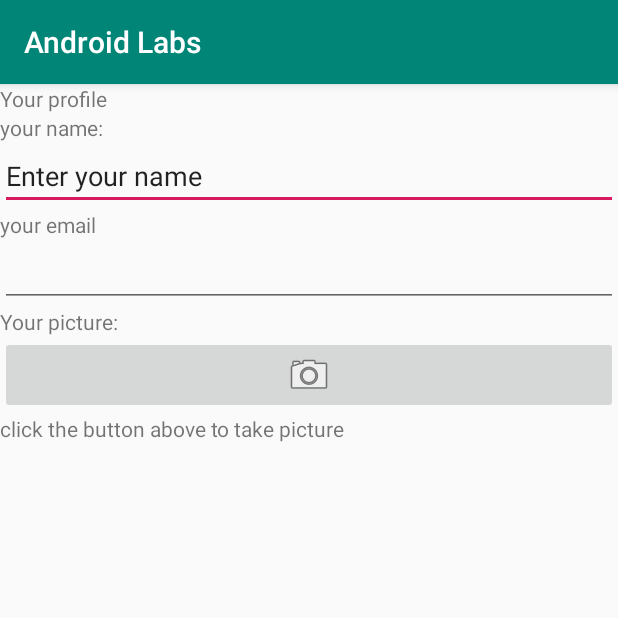
After one commit to le000166/CST2335, an Android app: the ProfileActivity screen opened directly, with no data from a screen before it, on a phone screen of 412 x 824 dp, the top half of it. The commit adds this screen. Run offline under Robolectric (Android 15) with nearby library versions, the phone set to English and light mode, and no system bars.

Commit message:
Finished lab 3

```diff
--- a/app/src/main/AndroidManifest.xml
+++ b/app/src/main/AndroidManifest.xml
@@ -1,7 +1,8 @@
 <?xml version="1.0" encoding="utf-8"?>
 <manifest xmlns:android="http://schemas.android.com/apk/res/android"
     package="com.example.androidlabs">
-
+    <uses-feature android:name="android.hardware.camera" android:required="true" />
+    <uses-permission android:name="android.permission.WRITE_EXTERNAL_STORAGE" />
     <application
         android:allowBackup="true"
         android:icon="@mipmap/ic_launcher"
@@ -9,6 +10,7 @@
         android:roundIcon="@mipmap/ic_launcher_round"
         android:supportsRtl="true"
         android:theme="@style/AppTheme">
+        <activity android:name=".ProfileActivity"/>
         <activity android:name=".MainActivity">
             <intent-filter>
                 <action android:name="android.intent.action.MAIN" />
--- /dev/null
+++ b/app/src/main/java/com/example/androidlabs/ProfileActivity.java
@@ -0,0 +1,62 @@
+package com.example.androidlabs;
+
+import android.util.Log;
+import android.content.Intent;
+import android.graphics.Bitmap;
+import android.os.Bundle;
+import android.provider.MediaStore;
+import android.widget.ImageButton;
+import android.widget.EditText;
+
+import android.widget.TextView;
+
+import androidx.appcompat.app.AppCompatActivity;
+
+public class ProfileActivity extends AppCompatActivity {
+    public static final String ACTIVITY_NAME = "activity_profile";
+
+    private static final int REQUEST_IMAGE_CAPTURE = 1;
+    private ImageButton mImageButton;
+
+    @Override
+    protected void onCreate(Bundle savedInstanceState) {
+        super.onCreate(savedInstanceState);
+        setContentView(R.layout.activity_profile);
+
+        Intent dataFromPreviousPage = getIntent();
+        String emailFromPage1 = dataFromPreviousPage.getStringExtra("typedEmail");
+        EditText typedEmail = findViewById(R.id.editText4);
+        typedEmail.setText(emailFromPage1);
+
+        //getting the imageButton
+        ImageButton mImageButton = (ImageButton)findViewById(R.id.imageButton4);
+
+        if(mImageButton != null){
+            mImageButton.setOnClickListener(clk -> {
+                dispatchTakePictureIntent();
+            }); // end clickListener
+        }
+
+        Log.e(ACTIVITY_NAME, "we're logging from oncreate() method!");
+    }
+
+    private void dispatchTakePictureIntent() {
+        Intent takePictureIntent = new Intent(MediaStore.ACTION_IMAGE_CAPTURE);
+        if (takePictureIntent.resolveActivity(getPackageManager()) != null) {
+            startActivityForResult(takePictureIntent, REQUEST_IMAGE_CAPTURE);
+        }
+    }
+
+    //don't get the parameters part and the super part
+    @Override
+    protected void onActivityResult(int requestCode, int resultCode, Intent data) {
+        super.onActivityResult(requestCode, resultCode, data);
+        if (requestCode == REQUEST_IMAGE_CAPTURE && resultCode == RESULT_OK) {
+            Bundle extras = data.getExtras();
+            Bitmap imageBitmap = (Bitmap) extras.get("data");
+            mImageButton.setImageBitmap(imageBitmap);
+        }
+        Log.e(ACTIVITY_NAME, "we're logging from onActivityResult() method!");
+    }
+
+}
--- a/app/src/main/res/layout/activity_main.xml
+++ b/app/src/main/res/layout/activity_main.xml
@@ -50,7 +50,6 @@
             android:id="@+id/imageButton"
             android:layout_width="234dp"
             android:layout_height="wrap_content"
-            android:contentDescription="@string/image_description"
             app:srcCompat="@drawable/flag" />
 
         <Switch
--- a/app/src/main/res/layout/activity_main_relative.xml
+++ b/app/src/main/res/layout/activity_main_relative.xml
@@ -10,6 +10,7 @@
         android:layout_height="wrap_content"
         android:text="@string/text_view"
         android:textSize="30dp"
+        android:layout_alignParentTop="true"
         />
 
     <Button
--- /dev/null
+++ b/app/src/main/res/layout/activity_profile.xml
@@ -0,0 +1,61 @@
+<?xml version="1.0" encoding="utf-8"?>
+<LinearLayout xmlns:android="http://schemas.android.com/apk/res/android"
+    xmlns:app="http://schemas.android.com/apk/res-auto"
+    xmlns:tools="http://schemas.android.com/tools"
+    android:layout_width="match_parent"
+    android:layout_height="match_parent"
+    android:orientation="vertical">
+
+    <TextView
+        android:id="@+id/textView5"
+        android:layout_width="match_parent"
+        android:layout_height="wrap_content"
+        android:text="@string/textView3" />
+
+    <TextView
+        android:id="@+id/textView7"
+        android:layout_width="match_parent"
+        android:layout_height="wrap_content"
+        android:text="@string/textView4" />
+
+    <EditText
+        android:id="@+id/editText3"
+        android:layout_width="match_parent"
+        android:layout_height="wrap_content"
+        android:ems="10"
+        android:inputType="textPersonName"
+        android:text="@string/editText2" />
+
+    <TextView
+        android:id="@+id/textView8"
+        android:layout_width="match_parent"
+        android:layout_height="wrap_content"
+        android:text="@string/textView5" />
+
+    <EditText
+        android:id="@+id/editText4"
+        android:layout_width="match_parent"
+        android:layout_height="wrap_content"
+        android:ems="10"
+        android:inputType="textEmailAddress"
+        android:text="@string/editText3" />
+
+    <TextView
+        android:id="@+id/textView9"
+        android:layout_width="match_parent"
+        android:layout_height="wrap_content"
+        android:text="@string/textView6" />
+
+    <ImageButton
+        android:id="@+id/imageButton4"
+        android:layout_width="match_parent"
+        android:layout_height="wrap_content"
+        android:src="@android:drawable/ic_menu_camera"/>
+
+    <TextView
+        android:id="@+id/textView10"
+        android:layout_width="match_parent"
+        android:layout_height="wrap_content"
+        android:text="@string/textView7" />
+
+</LinearLayout>
--- a/app/src/main/res/values/strings.xml
+++ b/app/src/main/res/values/strings.xml
@@ -1,7 +1,5 @@
 <resources>
-<!--    <string name="app_name">Android Labs</string>-->
-<!--    <string name="hello_message">Look at my GUI</string>-->
-<!--    <string name="ButtonText">CLICK HERE</string>-->
+    <!--Lab 1-->
     <string name="app_name">Android Labs</string>
     <string name="text_view">Look at my GUI</string>
     <string name="button_text">CLICK HERE</string>
@@ -10,4 +8,18 @@
     <string name="edit_text">Type here</string>
     <string name="image_description">Flag Canada</string>
 
+    <!--Login Page-->
+    <string name="textView1">Enter your email address:</string>
+    <string name="editText1">Type email here</string>
+    <string name="textView2">Type your password:</string>
+    <string name="button1">Login</string>
+
+    <!--Profile Page-->
+    <string name="textView3">Your profile</string>
+    <string name="textView4">your name:</string>
+    <string name="editText2">Enter your name</string>
+    <string name="textView5">your email</string>
+    <string name="editText3">Enter your email</string>
+    <string name="textView6">Your picture:</string>
+    <string name="textView7">click the button above to take picture</string>
 </resources>
```
Also changed, not shown: app/build.gradle (+9 -5 lines), app/src/main/java/com/example/androidlabs/MainActivity.java (+49 -1 lines), app/src/main/res/layout/activity_login.xml (added, +43 -0 lines), app/src/main/res/layout/activity_main_linear.xml (+9 -15 lines), app/src/main/res/drawable-v24/flag.png (added), app/src/main/res/drawable-vi/flag.png (added), app/src/main/res/drawable/flag.png (added), 1 other file.
